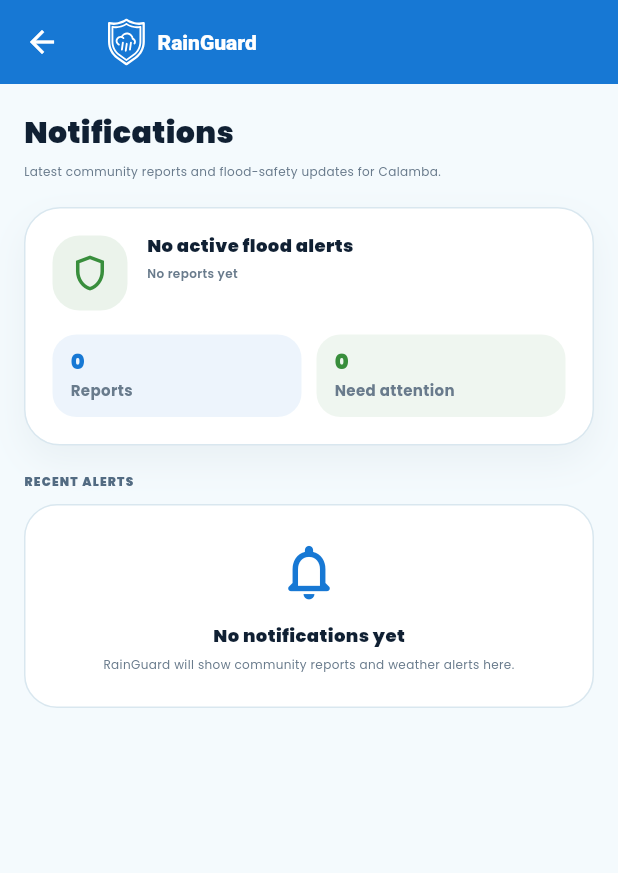
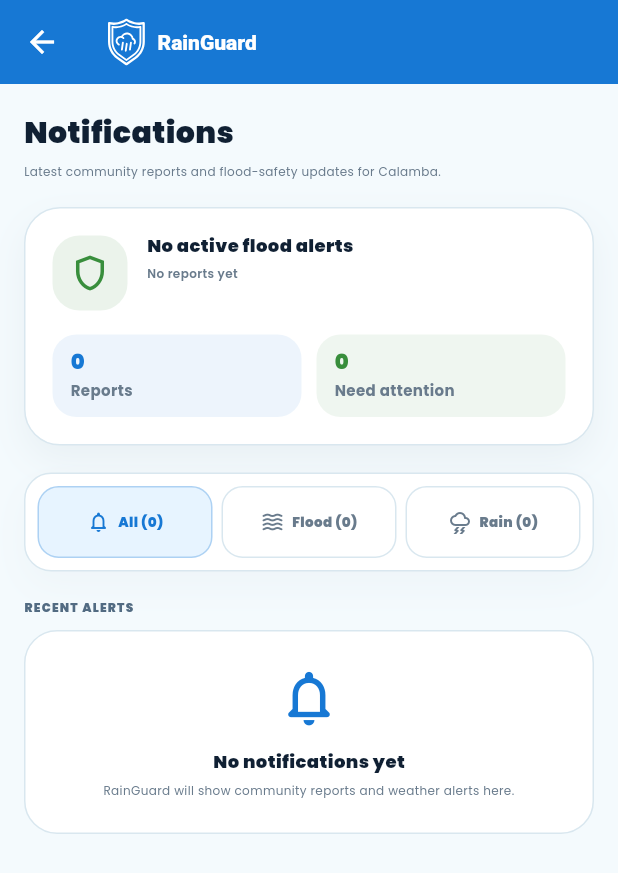
Before and after one commit to daleesl/RainGuard, a Flutter app: the NotificationScreen screen opened directly, on a phone screen of 412 x 824 dp. Shown: the top 873 px of the screen. Run offline on Flutter 3.47's test engine with Material 3 defaults, Android fonts, the phone set to English and light mode, and no system bars; our stand-ins replace cloud_firestore, firebase_auth, firebase_core, firebase_messaging, firebase_storage, flutter_dotenv and 10 more; missing offline and left inert: flutter_map_marker_cluster; accounts and stored records are empty; generated files the repository leaves out were written again; statements that could not run were skipped.

Commit message:
feature: add notification report filters

```diff
--- a/lib/screens/notification_screen.dart
+++ b/lib/screens/notification_screen.dart
@@ -8,8 +8,17 @@ import '../widgets/rainguard_app_bar.dart';
 import '../widgets/rainguard_card.dart';
 import '../widgets/report_details_dialog.dart';
 
-class NotificationScreen extends StatelessWidget {
+enum _NotificationFilter { all, flood, rain }
+
+class NotificationScreen extends StatefulWidget {
   const NotificationScreen({super.key});
+
+  @override
+  State<NotificationScreen> createState() => _NotificationScreenState();
+}
+
+class _NotificationScreenState extends State<NotificationScreen> {
+  _NotificationFilter _selectedFilter = _NotificationFilter.all;
 
   @override
   Widget build(BuildContext context) {
@@ -54,6 +63,7 @@ class NotificationScreen extends StatelessWidget {
               )
               .length;
           final latestReport = reports.isNotEmpty ? reports.first : null;
+          final filteredReports = _filterReports(reports);
 
           return ListView(
             padding: const EdgeInsets.fromLTRB(16, 18, 16, 24),
@@ -82,12 +92,26 @@ class NotificationScreen extends StatelessWidget {
                 latestReport: latestReport,
               ),
               const SizedBox(height: 18),
+              _NotificationFilterBar(
+                selectedFilter: _selectedFilter,
+                totalCount: reports.length,
+                floodCount: reports
+                    .where((report) => report.type == ReportType.flood)
+                    .length,
+                rainCount: reports
+                    .where((report) => report.type == ReportType.rain)
+                    .length,
+                onChanged: (filter) {
+                  setState(() => _selectedFilter = filter);
+                },
+              ),
+              const SizedBox(height: 18),
               const _SectionHeader('Recent Alerts'),
               const SizedBox(height: 10),
-              if (reports.isEmpty)
-                const _EmptyNotifications()
+              if (filteredReports.isEmpty)
+                _EmptyNotifications(filter: _selectedFilter)
               else
-                ...reports.map(
+                ...filteredReports.map(
                   (report) => _NotificationCard(
                     report: report,
                     onTap: () => ReportDetailsDialog.show(context, report),
@@ -96,6 +120,145 @@ class NotificationScreen extends StatelessWidget {
             ],
           );
         },
+      ),
+    );
+  }
+
+  List<Report> _filterReports(List<Report> reports) {
+    switch (_selectedFilter) {
+      case _NotificationFilter.flood:
+        return reports
+            .where((report) => report.type == ReportType.flood)
+            .toList();
+      case _NotificationFilter.rain:
+        return reports
+            .where((report) => report.type == ReportType.rain)
+            .toList();
+      case _NotificationFilter.all:
+        return reports;
+    }
+  }
+}
+
+class _NotificationFilterBar extends StatelessWidget {
+  const _NotificationFilterBar({
+    required this.selectedFilter,
+    required this.totalCount,
+    required this.floodCount,
+    required this.rainCount,
+    required this.onChanged,
+  });
+
+  final _NotificationFilter selectedFilter;
+  final int totalCount;
+  final int floodCount;
+  final int rainCount;
+  final ValueChanged<_NotificationFilter> onChanged;
+
+  @override
+  Widget build(BuildContext context) {
+    return RainGuardCard(
+      padding: const EdgeInsets.all(8),
+      radius: 18,
+      shadowOpacity: 0.04,
+      child: Row(
+        children: [
+          Expanded(
+            child: _NotificationFilterChip(
+              label: 'All',
+              count: totalCount,
+              icon: Icons.notifications_none_rounded,
+              isSelected: selectedFilter == _NotificationFilter.all,
+              onTap: () => onChanged(_NotificationFilter.all),
+            ),
+          ),
+          const SizedBox(width: 6),
+          Expanded(
+            child: _NotificationFilterChip(
+              label: 'Flood',
+              count: floodCount,
+              icon: Icons.waves_rounded,
+              isSelected: selectedFilter == _NotificationFilter.flood,
+              onTap: () => onChanged(_NotificationFilter.flood),
+            ),
+          ),
+          const SizedBox(width: 6),
+          Expanded(
+            child: _NotificationFilterChip(
+              label: 'Rain',
+              count: rainCount,
+              icon: Icons.thunderstorm_outlined,
+              isSelected: selectedFilter == _NotificationFilter.rain,
+              onTap: () => onChanged(_NotificationFilter.rain),
+            ),
+          ),
+        ],
+      ),
+    );
+  }
+}
+
+class _NotificationFilterChip extends StatelessWidget {
+  const _NotificationFilterChip({
+    required this.label,
+    required this.count,
+    required this.icon,
+    required this.isSelected,
+    required this.onTap,
+  });
+
+  final String label;
+  final int count;
+  final IconData icon;
+  final bool isSelected;
+  final VoidCallback onTap;
+
+  @override
+  Widget build(BuildContext context) {
+    final color = isSelected
+        ? RainGuardColors.primary
+        : RainGuardColors.secondaryText;
+
+    return Material(
+      color: Colors.transparent,
+      child: InkWell(
+        onTap: onTap,
+        borderRadius: BorderRadius.circular(14),
+        child: AnimatedContainer(
+          duration: const Duration(milliseconds: 160),
+          constraints: const BoxConstraints(minHeight: 48),
+          padding: const EdgeInsets.symmetric(horizontal: 8, vertical: 9),
+          decoration: BoxDecoration(
+            color: isSelected ? RainGuardColors.softBlue : Colors.white,
+            borderRadius: BorderRadius.circular(14),
+            border: Border.all(
+              color: isSelected
+                  ? RainGuardColors.primary.withOpacity(0.28)
+                  : RainGuardColors.border,
+            ),
+          ),
+          child: Row(
+            mainAxisAlignment: MainAxisAlignment.center,
+            children: [
+              Icon(icon, size: 16, color: color),
+              const SizedBox(width: 5),
+              Flexible(
+                child: FittedBox(
+                  fit: BoxFit.scaleDown,
+                  child: Text(
+                    '$label ($count)',
+                    maxLines: 1,
+                    style: TextStyle(
+                      color: color,
+                      fontSize: 9,
+                      fontWeight: FontWeight.w900,
+                    ),
+                  ),
+                ),
+              ),
+            ],
+          ),
+        ),
       ),
     );
   }
@@ -516,10 +679,19 @@ class _MetaPill extends StatelessWidget {
 }
 
 class _EmptyNotifications extends StatelessWidget {
-  const _EmptyNotifications();
+  const _EmptyNotifications({required this.filter});
+
+  final _NotificationFilter filter;
 
   @override
   Widget build(BuildContext context) {
+    final message = switch (filter) {
+      _NotificationFilter.flood => 'No flood reports match this filter yet.',
+      _NotificationFilter.rain => 'No rain reports match this filter yet.',
+      _NotificationFilter.all =>
+        'RainGuard will show community reports and weather alerts here.',
+    };
+
     return Container(
       padding: const EdgeInsets.all(22),
       decoration: BoxDecoration(
@@ -544,10 +716,10 @@ class _EmptyNotifications extends StatelessWidget {
             ),
           ),
           const SizedBox(height: 6),
-          const Text(
-            'RainGuard will show community reports and weather alerts here.',
+          Text(
+            message,
             textAlign: TextAlign.center,
-            style: TextStyle(
+            style: const TextStyle(
               color: RainGuardColors.secondaryText,
               fontSize: 8,
               height: 1.4,
```
